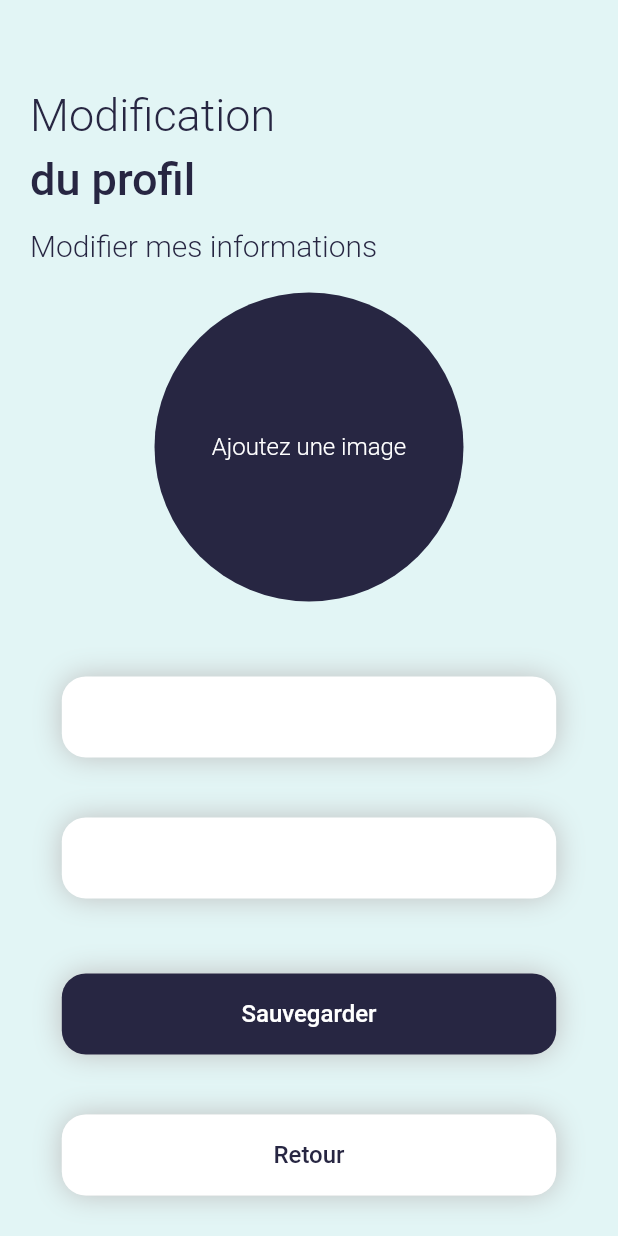
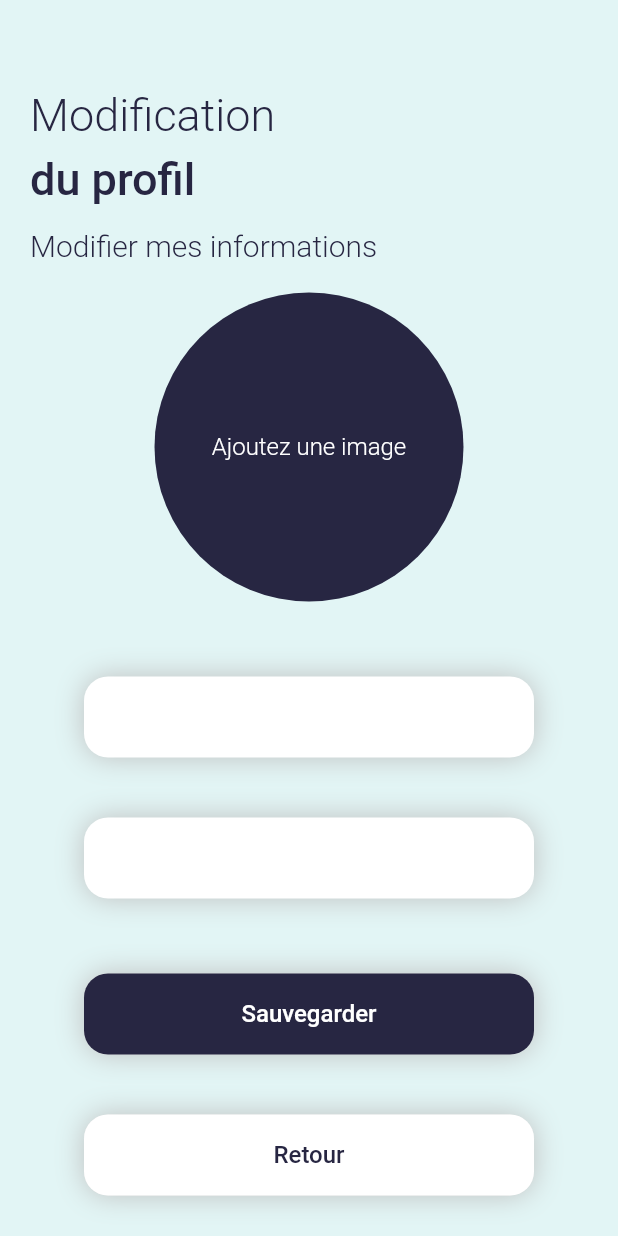
Before and after one commit to hugod-g/FL1---Flutter-team, a Flutter app: the GestionPage screen opened by its route, item 3 of the bottom bar chosen, after a tap on "Modifier le profil", on a phone screen of 412 x 824 dp. Run offline on Flutter 3.47's test engine with Material 2 defaults, Android fonts, the light colour scheme and no system bars; our stand-ins replace camera, image_picker, shared_preferences; accounts and stored records are empty; network calls fail.

Commit message:
feat-PR front-end commit: feat: Modif pour la PR

```diff
--- a/lib/Components/card_car.dart
+++ b/lib/Components/card_car.dart
@@ -39,7 +39,7 @@ class CardCarState extends State<CardCar> {
         onTap: () {
           final AppData data = Provider.of<AppData>(context, listen: false);
           data.updateDataThisVehicle(widget.name, int.parse(widget.mileage), widget.pathImage, widget.date, widget.id, widget.maintenance);
-          Navigator.pushNamed(context, '/vueVehicule');
+          Navigator.pushNamed(context, '/vue_vehicle');
         },
         child: Ink(
           child: Stack(
--- a/lib/Components/web/burger_menu.dart
+++ b/lib/Components/web/burger_menu.dart
@@ -50,7 +50,7 @@ class BurgerMenu extends StatelessWidget {
               color: white,
             ),
             onTap: () {
-              Navigator.popAndPushNamed(context, '/profil');
+              Navigator.popAndPushNamed(context, '/profile');
             },
             leading: const Icon(Icons.people),
             iconColor: white,
--- a/lib/Page/gestion.dart
+++ b/lib/Page/gestion.dart
@@ -90,7 +90,7 @@ class _GestionPage extends State<GestionPage> {
         children: <Widget>[
           const Home(),
           const Statistics(),
-          const ProfilPage(),
+          const ProfilePage(),
           if (Provider.of<AppData>(context, listen: false).user.admin)
             const AdminPage(),
         ],
--- a/lib/Page/home.dart
+++ b/lib/Page/home.dart
@@ -7,7 +7,7 @@ import 'package:mon_petit_entretien/Components/card_car.dart';
 import 'package:mon_petit_entretien/Components/common_text.dart';
 import 'package:mon_petit_entretien/Components/text_input.dart';
 import 'package:mon_petit_entretien/Components/web/burger_menu.dart';
-import 'package:mon_petit_entretien/Page/add_vehicule.dart';
+import 'package:mon_petit_entretien/Page/add_vehicle.dart';
 import 'package:mon_petit_entretien/Services/api/vehicule.dart';
 import 'package:mon_petit_entretien/Style/fonts.dart';
 import 'package:provider/provider.dart';
--- a/lib/Page/modifprofil.dart
+++ b/lib/Page/modif_profile.dart
@@ -15,14 +15,14 @@ import 'package:provider/provider.dart';
 import '../Components/common_text.dart';
 import '../Style/colors.dart';
 
-class ModifProfilPage extends StatefulWidget {
-  const ModifProfilPage({Key? key}) : super(key: key);
+class ModifProfilePage extends StatefulWidget {
+  const ModifProfilePage({Key? key}) : super(key: key);
 
   @override
-  State<ModifProfilPage> createState() => _ModifProfilPage();
+  State<ModifProfilePage> createState() => _ModifProfilePage();
 }
 
-class _ModifProfilPage extends State<ModifProfilPage> {
+class _ModifProfilePage extends State<ModifProfilePage> {
   late String firstname;
   late String lastname;
   late AppData data;
@@ -365,7 +365,7 @@ class _ModifProfilPage extends State<ModifProfilPage> {
                     Padding(
                       padding: const EdgeInsets.only(top: 50),
                       child: SizedBox(
-                        width: kIsWeb ? MediaQuery.of(context).size.width * 0.3 : MediaQuery.of(context).size.width * 0.8,
+                        width: kIsWeb ? 500 : 300,
                         child: TextInput(
                           value: firstname,
                           placeholder: firstname,
@@ -376,7 +376,7 @@ class _ModifProfilPage extends State<ModifProfilPage> {
                     Padding(
                       padding: const EdgeInsets.only(top: 40),
                       child: SizedBox(
-                        width: kIsWeb ? MediaQuery.of(context).size.width * 0.3 : MediaQuery.of(context).size.width * 0.8,
+                        width: kIsWeb ? 500 : 300,
                         child: TextInput(
                           value: lastname,
                           placeholder: lastname,
@@ -387,7 +387,7 @@ class _ModifProfilPage extends State<ModifProfilPage> {
                     Padding(
                       padding: const EdgeInsets.only(top: 50),
                       child: SizedBox(
-                        width: kIsWeb ? MediaQuery.of(context).size.width * 0.3 : MediaQuery.of(context).size.width * 0.8,
+                        width: kIsWeb ? 500 : 300,
                         child: Button(
                           text: "Sauvegarder",
                           onPress: _callApi,
@@ -397,7 +397,7 @@ class _ModifProfilPage extends State<ModifProfilPage> {
                     Padding(
                       padding: const EdgeInsets.only(top: 40),
                       child: SizedBox(
-                        width: kIsWeb ? MediaQuery.of(context).size.width * 0.3 : MediaQuery.of(context).size.width * 0.8,
+                        width: kIsWeb ? 500 : 300,
                         child: Button(
                           text: "Retour",
                           onPress: () => Navigator.pop(context),
--- a/lib/Page/profile.dart
+++ b/lib/Page/profile.dart
@@ -3,7 +3,6 @@ import 'package:flutter/material.dart';
 import 'package:mon_petit_entretien/Class/app_class.dart';
 import 'package:mon_petit_entretien/Components/button.dart';
 import 'package:mon_petit_entretien/Components/web/burger_menu.dart';
-import 'package:mon_petit_entretien/Page/modifprofil.dart';
 import 'package:mon_petit_entretien/Services/api/auth.dart';
 import 'package:mon_petit_entretien/Style/fonts.dart';
 import 'package:provider/provider.dart';
@@ -12,14 +11,14 @@ import 'package:shared_preferences/shared_preferences.dart';
 import '../Components/common_text.dart';
 import '../Style/colors.dart';
 
-class ProfilPage extends StatefulWidget {
-  const ProfilPage({Key? key}) : super(key: key);
+class ProfilePage extends StatefulWidget {
+  const ProfilePage({Key? key}) : super(key: key);
 
   @override
-  State<ProfilPage> createState() => _ProfilPage();
+  State<ProfilePage> createState() => _ProfilePage();
 }
 
-class _ProfilPage extends State<ProfilPage> {
+class _ProfilePage extends State<ProfilePage> {
   final Future<SharedPreferences> _prefs = SharedPreferences.getInstance();
 
   bool isLoadingDelete = false;
@@ -132,8 +131,8 @@ class _ProfilPage extends State<ProfilPage> {
                         Padding(
                           padding: const EdgeInsets.only(top: 17.5),
                           child: SizedBox(
-                            height: MediaQuery.of(context).size.width * 0.15,
-                            width: MediaQuery.of(context).size.width * 0.15,
+                            height: 250,
+                            width: 250,
                             child: ClipRRect(
                               borderRadius: BorderRadius.circular(150),
                               child: Provider.of<AppData>(context, listen: false).user.picturePath == ""
@@ -152,10 +151,10 @@ class _ProfilPage extends State<ProfilPage> {
                         Padding(
                           padding: const EdgeInsets.only(top: 17.5),
                           child: SizedBox(
-                            height: MediaQuery.of(context).size.width * 0.275,
-                            width: MediaQuery.of(context).size.width * 0.275,
+                            height: 125,
+                            width: 125,
                             child: ClipRRect(
-                              borderRadius: BorderRadius.circular(50),
+                              borderRadius: BorderRadius.circular(75),
                               child: Provider.of<AppData>(context, listen: false).user.picturePath == ""
                                   ? Image.asset(
                                       'assets/avatar.jpg',
@@ -176,7 +175,7 @@ class _ProfilPage extends State<ProfilPage> {
                         color: navy,
                       ),
                       Padding(
-                        padding: const EdgeInsets.only(top: 30, left: kIsWeb ? 500 : 0),
+                        padding: EdgeInsets.only(top: 30, left: kIsWeb ? MediaQuery.of(context).size.width * 0.3 : 0),
                         child: Column(
                           children: <Widget>[
                             Row(
@@ -212,42 +211,33 @@ class _ProfilPage extends State<ProfilPage> {
                       if(kIsWeb)
                         Padding(
                           padding: const EdgeInsets.only(top: 50),
-                          child: SizedBox(
-                            width: MediaQuery.of(context).size.width * 0.5,
+                          child: Container(
+                            constraints: const BoxConstraints(maxWidth: 800),
                             child: Row(
-                              mainAxisAlignment: MainAxisAlignment.spaceAround,
+                              mainAxisAlignment: MainAxisAlignment.spaceEvenly,
                               children: <Widget>[
-                                Expanded(
-                                  child: Padding(
-                                    padding:
-                                        const EdgeInsets.only(left: 40, right: 40),
+                                Container(
+                                  constraints: const BoxConstraints(maxWidth: 200),
                                   child: Button(
                                     text: "Modifier le profil",
-                                      onPress: () => Navigator.pushNamed(context, '/modif_profil'),
+                                    onPress: () => Navigator.pushNamed(context, '/modif_profile'),
                                   ),
                                 ),
-                                ),
-                                Expanded(
-                                  child: Padding(
-                                    padding:
-                                        const EdgeInsets.only(left: 40, right: 40),
+                                Container(
+                                  constraints: const BoxConstraints(maxWidth: 200),
                                   child: Button(
                                     text: "Déconnexion",
                                     onPress: _onLogout,
                                     secondary: true,
                                   ),
                                 ),
-                                ),
-                                Expanded(
-                                  child: Padding(
-                                    padding:
-                                        const EdgeInsets.only(left: 40, right: 40),
+                                Container(
+                                  constraints: const BoxConstraints(maxWidth: 200),
                                   child: Button(
                                     text: "Supprimer mon compte",
                                     onPress: _onDeleteAccount,
                                     important: true,
                                     isLoading: isLoadingDelete,
-                                    ),
                                   ),
                                 ),
                               ],
@@ -261,15 +251,7 @@ class _ProfilPage extends State<ProfilPage> {
                               padding: const EdgeInsets.only(top: 25),
                               child: Button(
                                 text: "Modifier le profil",
-                                onPress: () => <Future<ModifProfilPage?>>{
-                                  Navigator.push(
-                                    context,
-                                    MaterialPageRoute<ModifProfilPage>(
-                                      builder: (BuildContext context) =>
-                                          const ModifProfilPage(),
-                                    ),
-                                  )
-                                },
+                                onPress: () => Navigator.pushNamed(context, '/modif_profile'),
                               ),
                             ),
                             Padding(
```
Also changed, not shown: lib/Page/add_maintenance.dart (+7 -7 lines), lib/Page/vehicle_view.dart (renamed from lib/Page/vue_vehicule.dart, +10 -10 lines), lib/main.dart (+6 -6 lines), lib/Page/add_vehicle.dart (renamed from lib/Page/add_vehicule.dart). Lines whose indentation alone changed are shown as unchanged.
